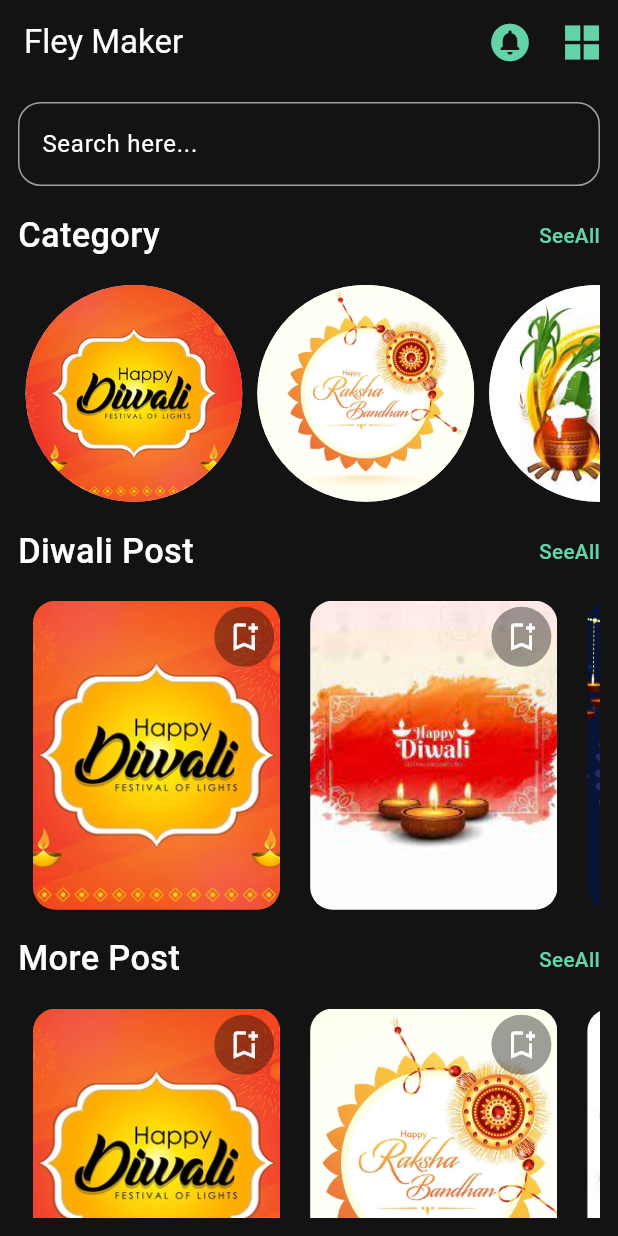
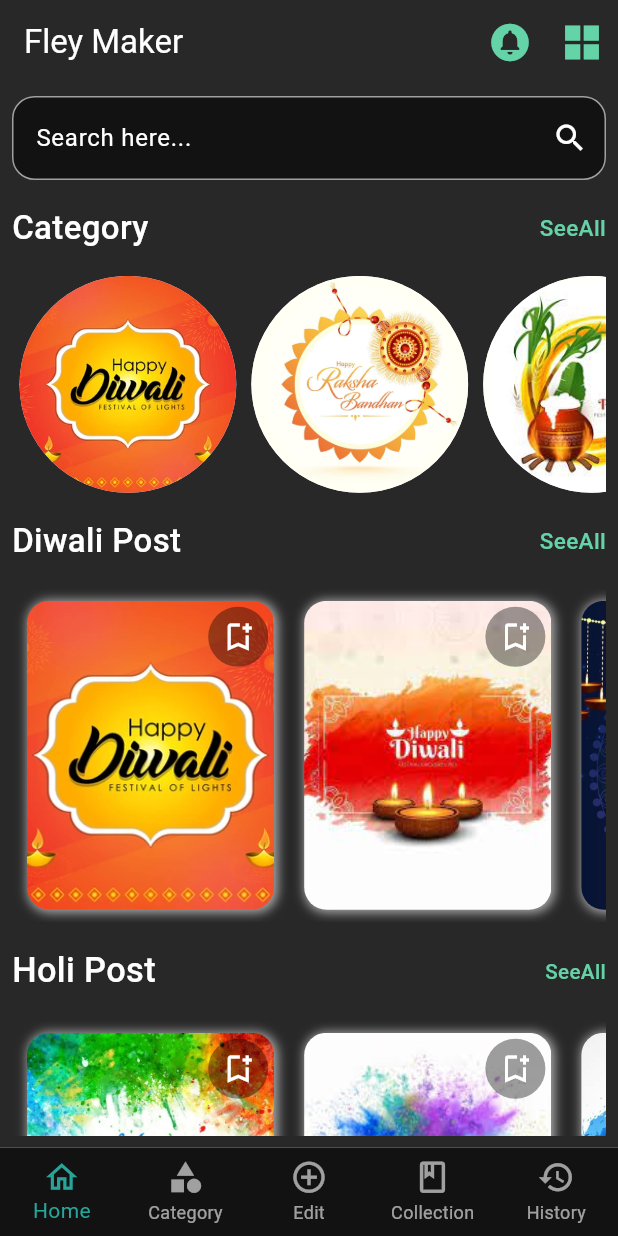
Before and after one commit to Avesh6754/festival_post_app, a Flutter app: the screen it shows after launch, on a phone screen of 412 x 824 dp. Run offline on Flutter 3.47's test engine with Material 3 defaults, Android fonts, the phone set to English and light mode, and no system bars; our stand-ins replace animated_text_kit, carousel_slider, google_fonts; missing offline and left inert: glowy_borders.

Commit message:
15-09-2024

```diff
--- a/lib/screen/Splashscreen/splashscreen.dart
+++ b/lib/screen/Splashscreen/splashscreen.dart
@@ -16,7 +16,7 @@ class _SplashscreenState extends State<Splashscreen> {
   @override
   Widget build(BuildContext context) {
     Timer.periodic(Duration(seconds: 4), (timer) {
-      Navigator.of(context).pushReplacementNamed('/home');
+      Navigator.of(context).pushReplacementNamed('/bottom');
     },);
     double h = MediaQuery.of(context).size.height;
     double w = MediaQuery.of(context).size.width;
--- /dev/null
+++ b/lib/screen/View/Historypage/history.dart
@@ -0,0 +1,14 @@
+import 'package:flutter/material.dart';
+class History extends StatefulWidget {
+  const History({super.key});
+
+  @override
+  State<History> createState() => _HistoryState();
+}
+
+class _HistoryState extends State<History> {
+  @override
+  Widget build(BuildContext context) {
+    return const Placeholder();
+  }
+}
--- /dev/null
+++ b/lib/screen/View/component/component.dart
@@ -0,0 +1,54 @@
+import 'package:flutter/material.dart';
+
+
+import '../../../utils/color.dart';
+import '../../../utils/global.dart';
+
+class Bottom extends StatefulWidget {
+  const Bottom({super.key});
+
+  @override
+  State<Bottom> createState() => _BottomState();
+}
+
+class _BottomState extends State<Bottom> {
+  @override
+  Widget build(BuildContext context) {
+    return Scaffold(
+      body: IndexedStack(
+        children: screenlist,
+        index: myindex,
+      ),
+      bottomNavigationBar: BottomNavigationBar(
+          type: BottomNavigationBarType.fixed,
+          backgroundColor: search,
+          selectedItemColor:Colors.teal.shade400,
+
+          unselectedItemColor: Colors.white60,
+          showUnselectedLabels: true,
+          showSelectedLabels: true,
+          onTap: (value) {
+            setState(() {
+              myindex=value;
+            });
+          },currentIndex: myindex,items:const [
+
+        BottomNavigationBarItem(
+          backgroundColor: Colors.blue,
+          icon: Icon(Icons.home_outlined,size: 25,), label: 'Home',),
+        BottomNavigationBarItem(
+          backgroundColor: Colors.blue,
+          icon: Icon(Icons.category,size: 25,), label: 'Category',),
+        BottomNavigationBarItem(
+            backgroundColor: Colors.blue,
+            icon: Icon(Icons.add_circle_outline_outlined,size: 25), label: 'Edit'),
+        BottomNavigationBarItem(
+            backgroundColor: Colors.blue,
+            icon: Icon(Icons.book_outlined,size: 25,), label: 'Collection'),
+        BottomNavigationBarItem(
+            backgroundColor: Colors.blue,
+            icon: Icon(Icons.history,size: 25,), label: 'History'),
+      ]),
+    );
+  }
+}
--- a/lib/screen/View/home/HomeScreen.dart
+++ b/lib/screen/View/home/HomeScreen.dart
@@ -1,5 +1,7 @@
+import 'package:carousel_slider/carousel_slider.dart';
 import 'package:festival_post_app/model/modelclass.dart';
 import 'package:festival_post_app/model/modellist.dart';
+import 'package:festival_post_app/screen/View/component/component.dart';
 import 'package:festival_post_app/utils/color.dart';
 import 'package:flutter/cupertino.dart';
 import 'package:flutter/material.dart';
@@ -53,24 +55,33 @@ class _HomescreenState extends State<Homescreen> {
         ],
       ),
       body: Padding(
-        padding: const EdgeInsets.all(12),
+        padding: const EdgeInsets.all(8),
         child: SingleChildScrollView(
           child: Column(
             crossAxisAlignment: CrossAxisAlignment.start,
             children: [
-              TextField(
+              Container(
+
+                decoration: BoxDecoration(
+                  color: search,
+                  borderRadius: BorderRadius.circular(15)
+                ),
+                child: TextField(
                   cursorColor: button,
                   decoration: InputDecoration(
+                    suffixIcon: Icon(Icons.search,color: Colors.white,),
                     border: OutlineInputBorder(),
                       hintText: 'Search here...',
                       hintStyle: TextStyle(color: Colors.white),
                       focusedBorder: OutlineInputBorder(
                           borderSide: BorderSide(color: button, width: 1.5),
-                        borderRadius: BorderRadius.circular(15)),
+                          borderRadius: BorderRadius.circular(15)
+                      ),
                       enabledBorder: OutlineInputBorder(
-                      borderSide: BorderSide(color: Colors.white60,width: 1),
-                        borderRadius: BorderRadius.circular(15),
+                        borderSide: BorderSide(color: Colors.white60, width: 1),
+                          borderRadius: BorderRadius.circular(15)
                       )),
+                ),
               ),
               SizedBox(
                 height: h * 0.020,
@@ -83,14 +94,14 @@ class _HomescreenState extends State<Homescreen> {
                     style: TextStyle(
                         color: Colors.white,
                         fontWeight: FontWeight.w500,
-                        fontSize: w / 18),
+                        fontSize: 22),
                   ),
                   Text(
                     'SeeAll',
                     style: TextStyle(
                         color: button,
                         fontWeight: FontWeight.w500,
-                        fontSize: w / 30),
+                        fontSize: 15),
                   ),
                 ],
               ),
@@ -113,7 +124,7 @@ class _HomescreenState extends State<Homescreen> {
                           ],
                           borderRadius: BorderRadius.circular(999),
                           glowSize: 0,
-                          borderSize: 3,
+                          borderSize: 2.5,
                           child: CircleAvatar(
                               radius: w / 5.7,
                               backgroundImage:
@@ -138,14 +149,14 @@ class _HomescreenState extends State<Homescreen> {
                     style: TextStyle(
                         color: Colors.white,
                         fontWeight: FontWeight.w500,
-                        fontSize: w / 18),
+                        fontSize: 22),
                   ),
                   Text(
                     'SeeAll',
                     style: TextStyle(
                         color: button,
                         fontWeight: FontWeight.w500,
-                        fontSize: w / 30),
+                        fontSize: 15),
                   ),
                 ],
               ),
@@ -163,17 +174,32 @@ class _HomescreenState extends State<Homescreen> {
                           Container(
                             height: h * 0.250,
                             width: w * 0.400,
-                            margin: EdgeInsets.only(left: 10, right: 10),
+                            margin: EdgeInsets.only(
+                                left: 10, right: 10, top: 8, bottom: 8),
                             decoration: BoxDecoration(
                                 borderRadius: BorderRadius.circular(15),
+                                boxShadow: [
+                                  BoxShadow(
+                                    color: Colors.white60,
+                                    blurRadius: 5,
+                                    spreadRadius: 1,
+                                    offset: Offset(1, 1)
+                                  )
+                                ],
                                 image: DecorationImage(
-                                    image:
-                                        AssetImage('${myfestivak[0].img[index]}'),
+                                    image: AssetImage(
+                                        '${myfestivak[0].img[index]}'),
                                     fit: BoxFit.cover)),
                             alignment: Alignment.topRight,
-                            child: IconButton(style: ButtonStyle(backgroundColor: WidgetStatePropertyAll(Colors.black38)),onPressed: () {
-
-                            }, icon: Icon(Icons.bookmark_add_outlined,color: Colors.white,)),
+                            child: IconButton(
+                                style: ButtonStyle(
+                                    backgroundColor:
+                                        WidgetStatePropertyAll(Colors.black38)),
+                                onPressed: () {},
+                                icon: Icon(
+                                  Icons.bookmark_add_outlined,
+                                  color: Colors.white,
+                                )),
                           )
                         ],
                       ),
@@ -188,7 +214,7 @@ class _HomescreenState extends State<Homescreen> {
                 mainAxisAlignment: MainAxisAlignment.spaceBetween,
                 children: [
                   Text(
-                    'More Post',
+                    'Holi Post',
                     style: TextStyle(
                         color: Colors.white,
                         fontWeight: FontWeight.w500,
@@ -211,23 +237,37 @@ class _HomescreenState extends State<Homescreen> {
                 child: Row(
                   children: [
                     ...List.generate(
-                      myfestivak.length,
+                      myfestivak[7].img.length,
                       (index) => Stack(
                         children: [
                           Container(
                             height: h * 0.250,
                             width: w * 0.400,
-                            margin: EdgeInsets.only(left: 10, right: 10),
+                            margin: EdgeInsets.only(left: 10, right: 10,top: 8,bottom: 8),
                             decoration: BoxDecoration(
                                 borderRadius: BorderRadius.circular(15),
+                                boxShadow: [
+                                  BoxShadow(
+                                      color: Colors.white60,
+                                      blurRadius: 5,
+                                      spreadRadius: 1,
+                                      offset: Offset(1, 1)
+                                  )
+                                ],
                                 image: DecorationImage(
-                                    image:
-                                    AssetImage('${myfestivak[index].image}'),
+                                    image: AssetImage(
+                                        '${myfestivak[7].img[index]}'),
                                     fit: BoxFit.cover)),
                             alignment: Alignment.topRight,
-                            child: IconButton(style: ButtonStyle(backgroundColor: WidgetStatePropertyAll(Colors.black38)),onPressed: () {
-
-                            }, icon: Icon(Icons.bookmark_add_outlined,color: Colors.white,)),
+                            child: IconButton(
+                                style: ButtonStyle(
+                                    backgroundColor:
+                                        WidgetStatePropertyAll(Colors.black38)),
+                                onPressed: () {},
+                                icon: Icon(
+                                  Icons.bookmark_add_outlined,
+                                  color: Colors.white,
+                                )),
                           )
                         ],
                       ),
--- a/lib/utils/color.dart
+++ b/lib/utils/color.dart
@@ -1,5 +1,5 @@
 import 'package:flutter/material.dart';
 
 Color button=Color(0xff65D3A8);
-Color back=Color(0xff131313);
-Color search=Color(0xff211f1f);
+Color back=Color(0xff292828);
+Color search=Color(0xff121212);
--- a/lib/utils/global.dart
+++ b/lib/utils/global.dart
@@ -1,3 +1,8 @@
+import 'package:festival_post_app/screen/View/Categorypage/category.dart';
+import 'package:festival_post_app/screen/View/Editingpage/editingpage.dart';
+import 'package:festival_post_app/screen/View/Favouritepage/favourite.dart';
+import 'package:festival_post_app/screen/View/Historypage/history.dart';
+import 'package:festival_post_app/screen/View/home/HomeScreen.dart';
 import 'package:flutter/material.dart';
 import 'package:google_fonts/google_fonts.dart';
 
@@ -38,3 +43,14 @@ List gradient_List = [
   [Color(0xff401F71), Color(0xff824D74), Color(0xffBE7B72), Color(0xffFDAF7B)],
 
 ];
+
+List<Widget> screenlist=[
+  Homescreen(),
+  Category(),
+  Editingpage(),
+  Favourite(),
+  History()
+];
+
+var myindex=0;
+bool isGrid=false;
--- a/lib/utils/routes.dart
+++ b/lib/utils/routes.dart
@@ -1,10 +1,19 @@
 
-import 'package:festival_post_app/screen/View/home/HomeScreen.dart';
+import 'package:festival_post_app/screen/View/Categorypage/category.dart';
+import 'package:festival_post_app/screen/View/Editingpage/editingpage.dart';
+import 'package:festival_post_app/screen/View/Favouritepage/favourite.dart';
+import 'package:festival_post_app/screen/View/Historypage/history.dart';
 import 'package:flutter/material.dart';
 import 'package:festival_post_app/screen/Splashscreen/splashscreen.dart';
+
+import '../screen/View/component/component.dart';
 
 
 Map<String,Widget Function(BuildContext context)>routes={
   '/':(context)=>Splashscreen(),
-  '/home':(context)=>Homescreen(),
+  '/bottom':(context)=>Bottom(),
+  '/cat':(context)=>Category(),
+  '/edit':(context)=>Editingpage(),
+  '/fav':(context)=>Favourite(),
+  '/his':(context)=>History(),
 };
```
Also changed, not shown: lib/screen/View/Categorypage/category.dart (added, +65 -0 lines), lib/screen/View/Editingpage/editingpage.dart (added, +18 -0 lines), lib/screen/View/Favouritepage/favourite.dart (added, +15 -0 lines), lib/screen/View/component/gridview.dart (added, +67 -0 lines), lib/screen/View/component/listview.dart (added, +50 -0 lines). Lines whose indentation alone changed are shown as unchanged.
